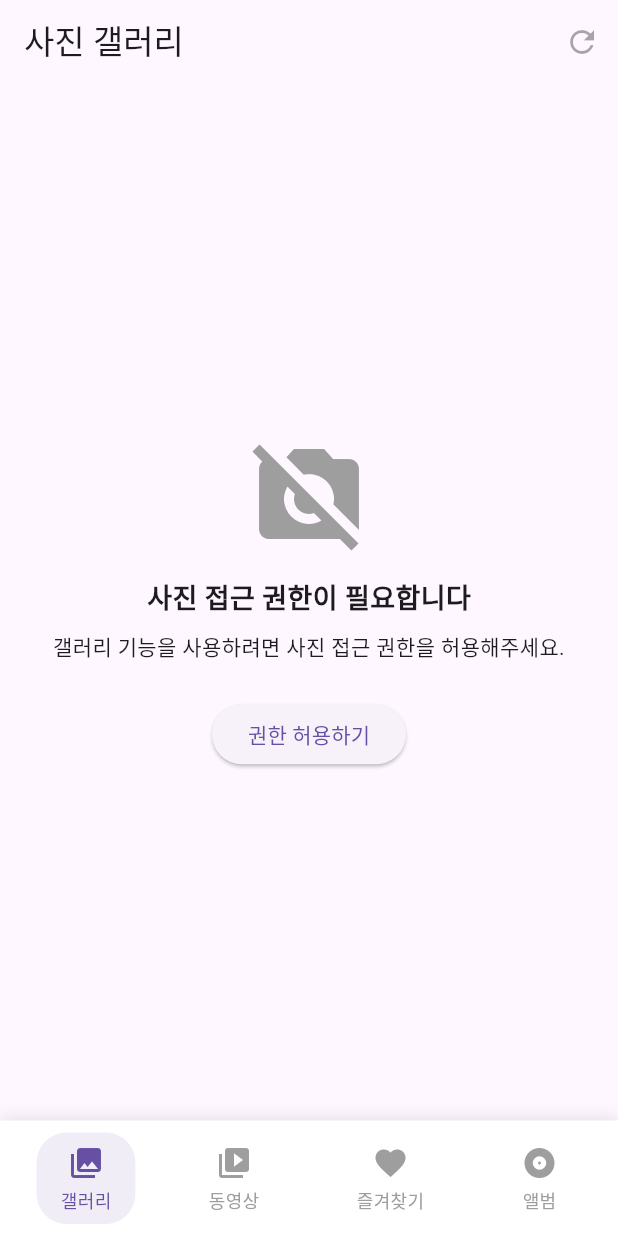
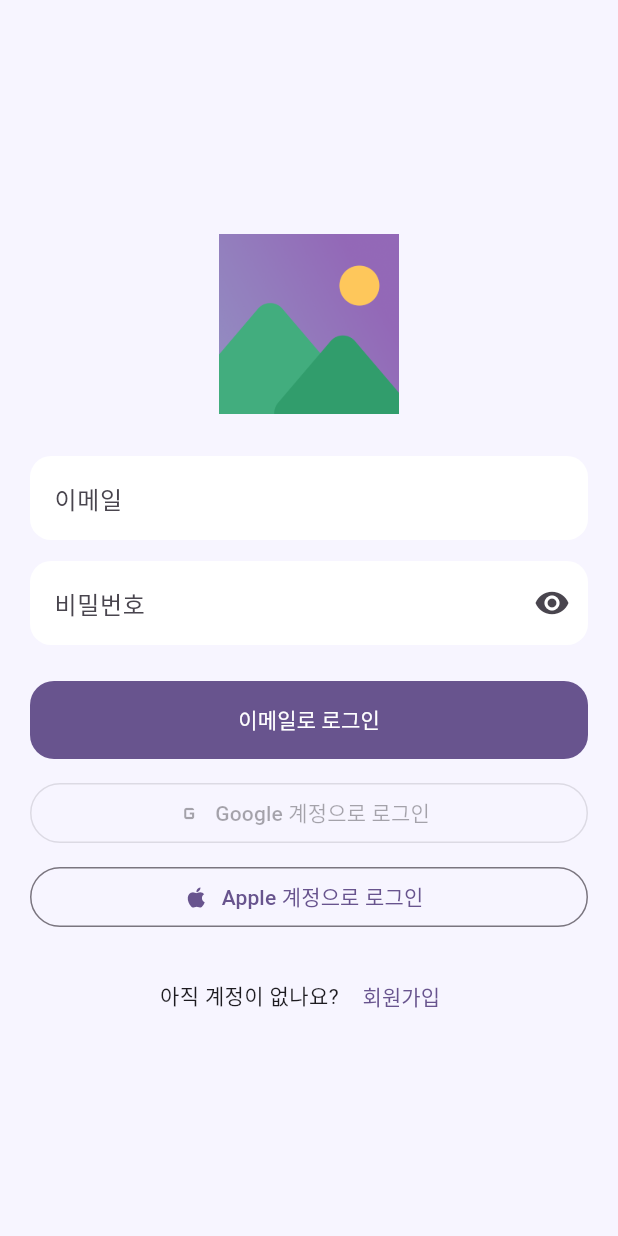
Before and after one commit to Doyun-1999/gallery, a Flutter app: the screen it shows after launch, on a phone screen of 412 x 824 dp. Run offline on Flutter 3.47's test engine with Material 3 defaults, Android fonts, the phone set to English and light mode, and no system bars; our stand-ins replace device_info_plus, firebase_auth, firebase_core, google_sign_in, just_audio, permission_handler and 4 more; missing offline and left inert: app_settings, gallery_saver_plus, image_editor, media_store_plus, photo_manager, record; accounts and stored records are empty.

Commit message:
구글,애플 로그인 UI 추가

```diff
--- a/lib/main.dart
+++ b/lib/main.dart
@@ -1,6 +1,8 @@
 import 'package:flutter/material.dart';
 import 'package:gallery_memo/model/gallery_model.dart';
 import 'package:gallery_memo/screen/home_screen.dart';
+import 'package:gallery_memo/screen/login_screen.dart';
+import 'package:gallery_memo/screen/signup_screen.dart'; // ← 추가
 import 'package:provider/provider.dart';
 
 import 'package:firebase_core/firebase_core.dart';
@@ -14,7 +16,7 @@ void main() async {
 
   runApp(
     ChangeNotifierProvider(
-      create: (context) => GalleryModel(),
+      create: (_) => GalleryModel(),
       child: const MyApp(),
     ),
   );
@@ -29,10 +31,30 @@ class MyApp extends StatelessWidget {
       debugShowCheckedModeBanner: false,
       title: 'Photo Gallery App',
       theme: ThemeData(
-        primarySwatch: Colors.blue,
-        visualDensity: VisualDensity.adaptivePlatformDensity,
+        useMaterial3: true,
+        colorScheme: ColorScheme.fromSeed(seedColor: Colors.deepPurple),
+        scaffoldBackgroundColor: const Color(0xFFF7F5FF),
+        inputDecorationTheme: InputDecorationTheme(
+          filled: true,
+          fillColor: Colors.white,
+          border: OutlineInputBorder(
+            borderRadius: BorderRadius.circular(14),
+            borderSide: BorderSide.none,
+          ),
+        ),
+        filledButtonTheme: FilledButtonThemeData(
+          style: FilledButton.styleFrom(
+            minimumSize: const Size.fromHeight(52),
+            shape: RoundedRectangleBorder(borderRadius: BorderRadius.circular(16)),
+          ),
+        ),
       ),
-      home: const HomeScreen(),
+      initialRoute: '/', // (선택) 명시
+      routes: {
+        '/': (_) => const LoginPage(),
+        '/signup': (_) => const SignUpPage(),
+        '/home': (_) => const HomeScreen(),
+      },
     );
   }
 }
--- /dev/null
+++ b/lib/screen/login_screen.dart
@@ -0,0 +1,238 @@
+import 'package:flutter/material.dart';
+import 'package:gallery_memo/screen/signup_screen.dart';
+import 'home_screen.dart';
+
+// Firebase Auth, Google, Apple 관련 import (추후 사용)
+import 'package:firebase_auth/firebase_auth.dart';
+import 'package:google_sign_in/google_sign_in.dart';
+import 'package:sign_in_with_apple/sign_in_with_apple.dart';
+
+void main() => runApp(const AuthApp());
+
+class AuthApp extends StatelessWidget {
+  const AuthApp({super.key});
+
+  @override
+  Widget build(BuildContext context) {
+    return MaterialApp(
+      title: '인증 스켈레톤',
+      debugShowCheckedModeBanner: false,
+      theme: ThemeData(
+        useMaterial3: true,
+        colorScheme: ColorScheme.fromSeed(seedColor: Colors.blue),
+        inputDecorationTheme: const InputDecorationTheme(
+          border: OutlineInputBorder(),
+          contentPadding: EdgeInsets.symmetric(horizontal: 12, vertical: 14),
+        ),
+      ),
+      routes: {
+        '/': (_) => const LoginPage(),
+        '/signup': (_) => const SignUpPage(),
+        '/home': (_) => const HomeScreen(),
+      },
+    );
+  }
+}
+
+class LoginPage extends StatefulWidget {
+  const LoginPage({super.key});
+
+  @override
+  State<LoginPage> createState() => _LoginPageState();
+}
+
+class _LoginPageState extends State<LoginPage> {
+  final _formKey = GlobalKey<FormState>();
+  final _emailCtrl = TextEditingController();
+  final _pwCtrl = TextEditingController();
+  bool _obscure = true;
+  bool _loading = false;
+
+  @override
+  void dispose() {
+    _emailCtrl.dispose();
+    _pwCtrl.dispose();
+    super.dispose();
+  }
+
+  Future<void> _onLogin() async {
+    if (!_formKey.currentState!.validate()) return;
+    setState(() => _loading = true);
+
+    // TODO: Firebase Auth signInWithEmailAndPassword 로 교체
+    await Future.delayed(const Duration(milliseconds: 800));
+
+    if (!mounted) return;
+    setState(() => _loading = false);
+    Navigator.pushReplacementNamed(context, '/home');
+  }
+
+  // 구글 로그인
+  // Future<void> _onGoogleLogin() async {
+  //   try {
+  //     // 1. 인스턴스 생성
+  //     final GoogleSignIn googleSignIn = GoogleSignIn(
+  //       scopes: ['email'],
+  //     );
+  //
+  //     // 2. 구글 로그인 시작
+  //     final GoogleSignInAccount? googleUser = await googleSignIn.signIn();
+  //     if (googleUser == null) return; // 사용자가 취소함
+  //
+  //     // 3. 인증 정보 가져오기
+  //     final GoogleSignInAuthentication googleAuth =
+  //     await googleUser.authentication;
+  //
+  //     // 4. Firebase 자격 증명으로 교환
+  //     final OAuthCredential credential = GoogleAuthProvider.credential(
+  //       accessToken: googleAuth.accessToken,
+  //       idToken: googleAuth.idToken,
+  //     );
+  //
+  //     // 5. Firebase 로그인
+  //     await FirebaseAuth.instance.signInWithCredential(credential);
+  //
+  //     if (!mounted) return;
+  //     Navigator.pushReplacementNamed(context, '/home');
+  //   } catch (e) {
+  //     debugPrint("구글 로그인 오류: $e");
+  //     if (mounted) {
+  //       ScaffoldMessenger.of(context).showSnackBar(
+  //         const SnackBar(content: Text('구글 로그인 실패')),
+  //       );
+  //     }
+  //   }
+  // }
+
+  // 애플 로그인
+  Future<void> _onAppleLogin() async {
+    try {
+      // TODO: Firebase + Apple Sign-In 연동
+      final appleCredential = await SignInWithApple.getAppleIDCredential(
+        scopes: [AppleIDAuthorizationScopes.email, AppleIDAuthorizationScopes.fullName],
+      );
+
+      final oauthCredential = OAuthProvider("apple.com").credential(
+        idToken: appleCredential.identityToken,
+        accessToken: appleCredential.authorizationCode,
+      );
+
+      await FirebaseAuth.instance.signInWithCredential(oauthCredential);
+      if (!mounted) return;
+      Navigator.pushReplacementNamed(context, '/home');
+    } catch (e) {
+      debugPrint('애플 로그인 에러: $e');
+      if (mounted) {
+        ScaffoldMessenger.of(context).showSnackBar(
+          const SnackBar(content: Text('애플 로그인 실패')),
+        );
+      }
+    }
+  }
+
+  @override
+  Widget build(BuildContext context) {
+    return Scaffold(
+      body: SafeArea(
+        child: Center(
+          child: ConstrainedBox(
+            constraints: const BoxConstraints(maxWidth: 420),
+            child: Padding(
+              padding: const EdgeInsets.all(20),
+              child: Form(
+                key: _formKey,
+                child: Column(
+                  mainAxisSize: MainAxisSize.min,
+                  crossAxisAlignment: CrossAxisAlignment.stretch,
+                  children: [
+                    const SizedBox(height: 20),
+                    Center(
+                      child: Image.asset(
+                        'assets/logo/logo.png',
+                        width: 120,
+                        height: 120,
+                        fit: BoxFit.contain,
+                      ),
+                    ),
+                    const SizedBox(height: 28),
+
+                    TextFormField(
+                      controller: _emailCtrl,
+                      keyboardType: TextInputType.emailAddress,
+                      autofillHints: const [AutofillHints.username, AutofillHints.email],
+                      decoration: const InputDecoration(labelText: '이메일'),
+                      validator: (v) {
+                        if (v == null || v.isEmpty) return '이메일을 입력해 주세요';
+                        final ok = RegExp(r'^[^@\s]+@[^@\s]+\.[^@\s]+$').hasMatch(v);
+                        if (!ok) return '올바른 이메일 형식이 아닙니다';
+                        return null;
+                      },
+                    ),
+                    const SizedBox(height: 14),
+                    TextFormField(
+                      controller: _pwCtrl,
+                      obscureText: _obscure,
+                      autofillHints: const [AutofillHints.password],
+                      decoration: InputDecoration(
+                        labelText: '비밀번호',
+                        suffixIcon: IconButton(
+                          onPressed: () => setState(() => _obscure = !_obscure),
+                          icon: Icon(_obscure ? Icons.visibility : Icons.visibility_off),
+                          tooltip: _obscure ? '비밀번호 보기' : '비밀번호 가리기',
+                        ),
+                      ),
+                      validator: (v) {
+                        if (v == null || v.isEmpty) return '비밀번호를 입력해 주세요';
+                        if (v.length < 8) return '비밀번호는 8자 이상이어야 해요';
+                        return null;
+                      },
+                    ),
+                    const SizedBox(height: 24),
+
+                    FilledButton(
+                      onPressed: _loading ? null : _onLogin,
+                      child: _loading
+                          ? const SizedBox(height: 20, width: 20, child: CircularProgressIndicator(strokeWidth: 2))
+                          : const Text('이메일로 로그인'),
+                    ),
+
+                    const SizedBox(height: 12),
+
+                    // 🔹 Google 로그인 버튼
+                    OutlinedButton.icon(
+                      onPressed: null,
+                      //_onGoogleLogin,
+                      icon: const Icon(Icons.g_mobiledata),
+                      label: const Text('Google 계정으로 로그인'),
+                    ),
+
+                    const SizedBox(height: 8),
+
+                    // 🔹 Apple 로그인 버튼 (iOS 전용)
+                    OutlinedButton.icon(
+                      onPressed: _onAppleLogin,
+                      icon: const Icon(Icons.apple),
+                      label: const Text('Apple 계정으로 로그인'),
+                    ),
+
+                    const SizedBox(height: 18),
+                    Row(
+                      mainAxisAlignment: MainAxisAlignment.center,
+                      children: [
+                        const Text('아직 계정이 없나요? '),
+                        TextButton(
+                          onPressed: () => Navigator.pushNamed(context, '/signup'),
+                          child: const Text('회원가입'),
+                        ),
+                      ],
+                    ),
+                  ],
+                ),
+              ),
+            ),
+          ),
+        ),
+      ),
+    );
+  }
+}
--- a/pubspec.yaml
+++ b/pubspec.yaml
@@ -50,6 +50,8 @@ dependencies:
   media_store_plus: ^0.1.3
   firebase_core: ^3.6.0
   firebase_auth: ^5.3.1
+  google_sign_in: ^7.1.1
+  sign_in_with_apple: ^7.0.1
 
 
   # The following adds the Cupertino Icons font to your application.
```
Also changed, not shown: lib/app_router.dart (added, +15 -0 lines), lib/screen/signup_screen.dart (added, +141 -0 lines), pubspec.lock, 4 other files.
